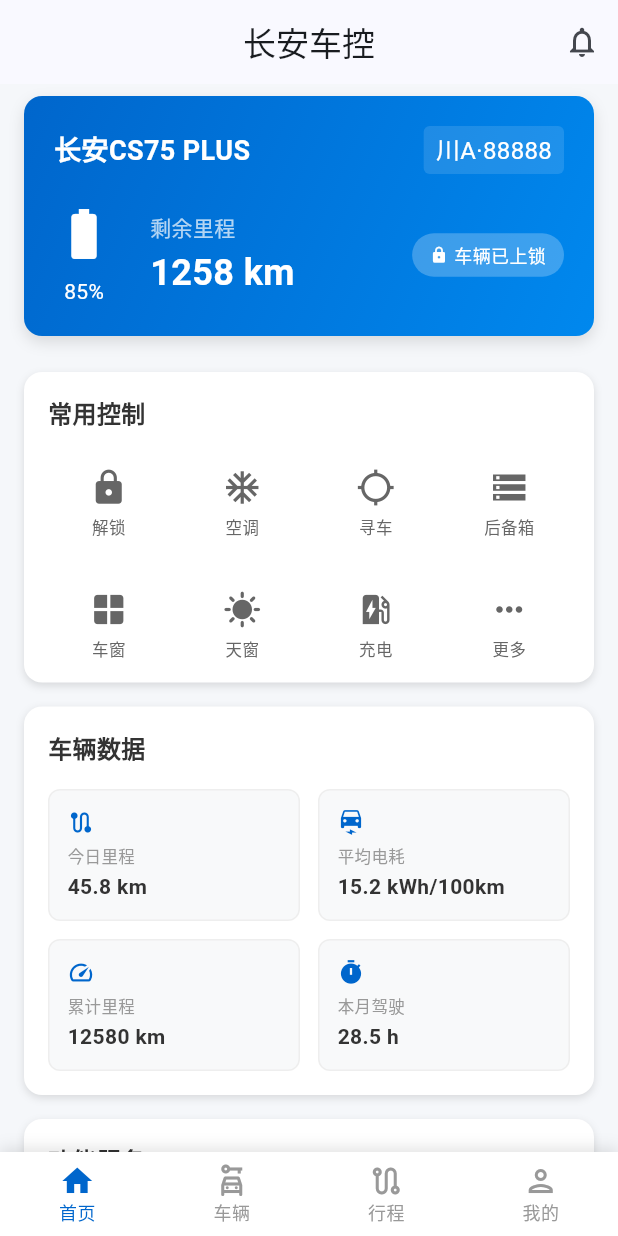
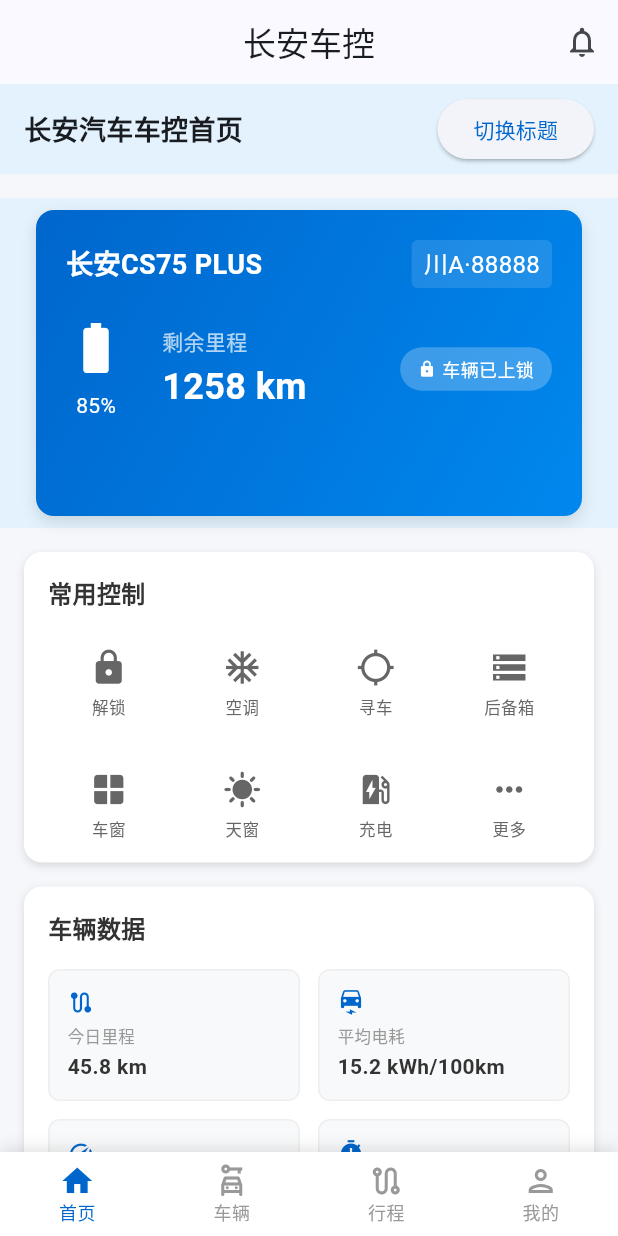
Before and after one commit to JIANG293172/flutterNewPage, a Flutter app: the screen it shows after launch, on a phone screen of 412 x 824 dp. Run offline on Flutter 3.47's test engine with Material 3 defaults, Android fonts, the phone set to English and light mode, and no system bars; Roboto replaces fonts that are missing (PingFang SC).

Commit message:
develop: 首页拆分

```diff
--- /dev/null
+++ b/flutter_ios_module/lib/AutoHomePageHeader.dart
@@ -0,0 +1,48 @@
+import 'package:flutter/material.dart';
+
+class AutoHomePageHeader extends StatefulWidget {
+  final String initTitle;
+
+  const AutoHomePageHeader({super.key, required this.initTitle});
+
+  @override
+  State<StatefulWidget> createState() => _AutoHomePageHeaderState();
+}
+
+class _AutoHomePageHeaderState extends State<AutoHomePageHeader> {
+  late String _currentTitle;
+
+  @override
+  void initState() {
+    // TODO: implement initState
+    super.initState();
+    _currentTitle = widget.initTitle;
+  }
+
+  void _changeTitle() {
+    setState(() {
+      _currentTitle = _currentTitle == "长安汽车车控首页"
+          ? "当前车辆： 长安CS75 PLUS"
+          : "长安汽车车控首页";
+    });
+  }
+
+  @override
+  Widget build(BuildContext context) {
+    return Container(
+      height: 60,
+      padding: const EdgeInsets.symmetric(horizontal: 16),
+      color: Colors.blue[50],
+      child: Row(
+        mainAxisAlignment: MainAxisAlignment.spaceBetween,
+        children: [
+          Text(
+            _currentTitle,
+            style: const TextStyle(fontSize: 18, fontWeight: FontWeight.bold),
+          ),
+          ElevatedButton(onPressed: _changeTitle, child: const Text("切换标题")),
+        ],
+      ),
+    );
+  }
+}
--- /dev/null
+++ b/flutter_ios_module/lib/AutoHomePageStateView.dart
@@ -0,0 +1,176 @@
+import 'package:flutter/material.dart';
+
+class AutoHomePageStateView extends StatelessWidget {
+  // 接收父组件传递的状态参数
+  final String licensePlate;
+  final String carModel;
+  final int batteryPercent;
+  final int mileage;
+  final bool isLock;
+  final bool isLoading;
+
+  // 构造函数（必传参数）
+  const AutoHomePageStateView({
+    super.key,
+    required this.licensePlate,
+    required this.carModel,
+    required this.batteryPercent,
+    required this.mileage,
+    required this.isLock,
+    required this.isLoading,
+  });
+
+  @override
+  Widget build(BuildContext context) {
+    return Container(
+      height: 220, // 原60高度会导致内容溢出，需调整
+      padding: const EdgeInsets.symmetric(horizontal: 8),
+      color: Colors.blue[50],
+      child: _buildCarInfoCard(),
+    );
+  }
+
+  // 车辆信息卡片
+  Widget _buildCarInfoCard() {
+    return Builder(
+      builder: (context) => Container(
+        width: double.infinity,
+        margin: const EdgeInsets.symmetric(horizontal: 16, vertical: 8),
+        padding: const EdgeInsets.all(20),
+        decoration: BoxDecoration(
+          color: Theme.of(context).primaryColor,
+          borderRadius: BorderRadius.circular(12),
+          gradient: const LinearGradient(
+            begin: Alignment.topLeft,
+            end: Alignment.bottomRight,
+            colors: [Color(0xFF0066CC), Color(0xFF0088EE)],
+          ),
+          boxShadow: [
+            BoxShadow(
+              color: Colors.black12,
+              blurRadius: 8,
+              offset: const Offset(0, 4),
+            ),
+          ],
+        ),
+        child: Column(
+          crossAxisAlignment: CrossAxisAlignment.start,
+          mainAxisSize: MainAxisSize.min,
+          children: [  // 修复：缩进+空格
+            // 车辆型号 + 车牌
+            Row(
+              mainAxisAlignment: MainAxisAlignment.spaceBetween,
+              children: [
+                Text(
+                  carModel,
+                  style: const TextStyle(
+                    color: Colors.white,
+                    fontSize: 18,
+                    fontWeight: FontWeight.bold,
+                  ),
+                ),
+                Container(
+                  padding: const EdgeInsets.symmetric(horizontal: 8, vertical: 4),
+                  decoration: BoxDecoration(
+                    color: Colors.white12,
+                    borderRadius: BorderRadius.circular(4),
+                  ),
+                  child: Text(
+                    licensePlate,
+                    style: const TextStyle(color: Colors.white, fontSize: 16),
+                  ),
+                ),
+              ],
+            ),
+            const SizedBox(height: 20),
+            // 电量/油量 + 剩余里程
+            Row(
+              children: [
+                // 电量图标 + 百分比
+                Column(
+                  mainAxisSize: MainAxisSize.min,
+                  children: [
+                    Stack(
+                      alignment: Alignment.center,
+                      children: [
+                        Icon(
+                          batteryPercent > 20
+                              ? Icons.battery_full
+                              : Icons.battery_alert,
+                          color: Colors.white,
+                          size: 40,
+                        ),
+                        if (isLoading)
+                          const SizedBox(
+                            width: 20,
+                            height: 20,
+                            child: CircularProgressIndicator(
+                              strokeWidth: 2,
+                              color: Colors.white,
+                            ),
+                          ),
+                      ],
+                    ),
+                    const SizedBox(height: 8),
+                    Text(
+                      "$batteryPercent%",
+                      style: const TextStyle(color: Colors.white, fontSize: 14),
+                    ),
+                  ],
+                ),
+                const SizedBox(width: 24),
+                // 剩余里程
+                Column(
+                  crossAxisAlignment: CrossAxisAlignment.start,
+                  mainAxisSize: MainAxisSize.min,
+                  children: [
+                    const Text(
+                      "剩余里程",
+                      style: TextStyle(color: Colors.white70, fontSize: 14),
+                    ),
+                    const SizedBox(height: 4),
+                    Text(
+                      "$mileage km",
+                      style: const TextStyle(
+                        color: Colors.white,
+                        fontSize: 24,
+                        fontWeight: FontWeight.bold,
+                      ),
+                    ),
+                  ],
+                ),
+                const Spacer(),
+                // 车辆状态标签
+                Container(
+                  padding: const EdgeInsets.symmetric(
+                    horizontal: 12,
+                    vertical: 6,
+                  ),
+                  decoration: BoxDecoration(
+                    color: Colors.white24,
+                    borderRadius: BorderRadius.circular(20),
+                  ),
+                  child: Row(
+                    mainAxisSize: MainAxisSize.min,
+                    children: [
+                      Icon(
+                        isLock ? Icons.lock : Icons.lock_open,
+                        color: Colors.white,
+                        size: 12,
+                      ),
+                      const SizedBox(width: 4),
+                      Text(
+                        isLock ? "车辆已上锁" : "车辆未上锁",
+                        style: const TextStyle(color: Colors.white, fontSize: 12),
+                      ),
+                    ],
+                  ),
+                ),
+              ],
+            ),
+          ],
+        ),
+      ),
+    );
+  }
+}
--- a/flutter_ios_module/lib/main.dart
+++ b/flutter_ios_module/lib/main.dart
@@ -1,4 +1,7 @@
 import 'package:flutter/material.dart';
+import 'AutoHomePageHeader.dart';
+import 'AutoHomePageStateView.dart';
+
 
 void main() {
   runApp(const MyApp());
@@ -137,8 +140,17 @@
         padding: const EdgeInsets.only(bottom: 16), // 底部额外留白
         child: Column(
           children: [
+            const AutoHomePageHeader(initTitle: "长安汽车车控首页"),
+            const SizedBox(height: 16),
             // 车辆信息卡片
-            _buildCarInfoCard(),
+            AutoHomePageStateView (
+              licensePlate: _licensePlate,
+              carModel: _carModel,
+              batteryPercent: 85,
+              mileage: 1258,
+              isLock: _isLock,
+              isLoading: _isLoading,
+            ),
             const SizedBox(height: 16),
             // 常用控制区
             _buildControlArea(),
@@ -156,145 +168,7 @@
     );
   }
 
-  // 车辆信息卡片
-  Widget _buildCarInfoCard() {
-    return Container(
-      width: double.infinity,
-      margin: const EdgeInsets.symmetric(horizontal: 16, vertical: 8),
-      padding: const EdgeInsets.all(20),
-      decoration: BoxDecoration(
-        color: Theme.of(context).primaryColor,
-        borderRadius: BorderRadius.circular(12),
-        gradient: const LinearGradient(
-          begin: Alignment.topLeft,
-          end: Alignment.bottomRight,
-          colors: [Color(0xFF0066CC), Color(0xFF0088EE)],
-        ),
-        boxShadow: [
-          BoxShadow(
-            color: Colors.black12,
-            blurRadius: 8,
-            offset: const Offset(0, 4),
-          ),
-        ],
-      ),
-      child: Column(
-        crossAxisAlignment: CrossAxisAlignment.start,
-        mainAxisSize: MainAxisSize.min, // 关键：最小化Column高度
-        children: [
-          // 车辆型号 + 车牌
-          Row(
-            mainAxisAlignment: MainAxisAlignment.spaceBetween,
-            children: [
-              Text(
-                _carModel,
-                style: const TextStyle(
-                  color: Colors.white,
-                  fontSize: 18,
-                  fontWeight: FontWeight.bold,
-                ),
-              ),
-              Container(
-                padding: const EdgeInsets.symmetric(horizontal: 8, vertical: 4),
-                decoration: BoxDecoration(
-                  color: Colors.white12,
-                  borderRadius: BorderRadius.circular(4),
-                ),
-                child: Text(
-                  _licensePlate,
-                  style: const TextStyle(
-                    color: Colors.white,
-                    fontSize: 16,
-                  ),
-                ),
-              ),
-            ],
-          ),
-          const SizedBox(height: 20),
-          // 电量/油量 + 剩余里程
-          Row(
-            children: [
-              // 电量图标 + 百分比
-              Column(
-                mainAxisSize: MainAxisSize.min, // 关键：最小化Column高度
-                children: [
-                  Stack(
-                    alignment: Alignment.center,
-                    children: [
-                      Icon(
-                        _batteryPercent > 20 ? Icons.battery_full : Icons.battery_alert,
-                        color: Colors.white,
-                        size: 40,
-                      ),
-                      if (_isLoading)
-                        const SizedBox(
-                          width: 20,
-                          height: 20,
-                          child: CircularProgressIndicator(
-                            strokeWidth: 2,
-                            color: Colors.white,
-                          ),
-                        ),
-                    ],
-                  ),
-                  const SizedBox(height: 8),
-                  Text(
-                    "$_batteryPercent%",
-                    style: const TextStyle(color: Colors.white, fontSize: 14),
-                  ),
-                ],
-              ),
-              const SizedBox(width: 24),
-              // 剩余里程
-              Column(
-                crossAxisAlignment: CrossAxisAlignment.start,
-                mainAxisSize: MainAxisSize.min, // 关键：最小化Column高度
-                children: [
-                  const Text(
-                    "剩余里程",
-                    style: TextStyle(color: Colors.white70, fontSize: 14),
-                  ),
-                  const SizedBox(height: 4),
-                  Text(
-                    "$_mileage km",
-                    style: const TextStyle(
-                      color: Colors.white,
-                      fontSize: 24,
-                      fontWeight: FontWeight.bold,
-                    ),
-                  ),
-                ],
-              ),
-              const Spacer(),
-              // 车辆状态标签
-              Container(
-                padding: const EdgeInsets.symmetric(horizontal: 12, vertical: 6),
-                decoration: BoxDecoration(
-                  color: Colors.white24,
-                  borderRadius: BorderRadius.circular(20),
-                ),
-                child: Row(
-                  mainAxisSize: MainAxisSize.min,
-                  children: [
-                    Icon(
-                      _isLock ? Icons.lock : Icons.lock_open,
-                      color: Colors.white,
-                      size: 12,
-                    ),
-                    const SizedBox(width: 4),
-                    Text(
-                      _isLock ? "车辆已上锁" : "车辆未上锁",
-                      style: const TextStyle(color: Colors.white, fontSize: 12),
-                    ),
-                  ],
-                ),
-              ),
-            ],
-          ),
-        ],
-      ),
-    );
-  }
+
 
   // 常用控制区（彻底修复布局溢出）
   Widget _buildControlArea() {
```
Also changed, not shown: 203 other files.
